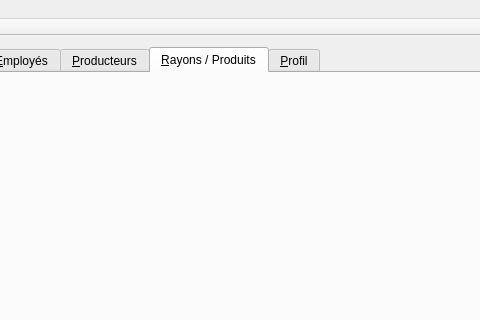
Qt form mainwindow.ui (LouisVraie/circuitsCourtsBackOffice) before a commit; both pictures show x 139 to 619 and y 0 to 320 of the 706 by 828 pixel window.
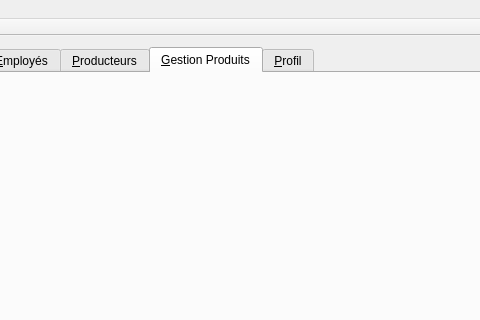
The same form after that commit. The open tabs and pages were chosen to show the change. Icons and pictures are not drawn.

Patch:
```diff
--- a/mainwindow.ui
+++ b/mainwindow.ui
@@ -749,7 +749,7 @@
          <normaloff>:/images/images/format-list-text.png</normaloff>:/images/images/format-list-text.png</iconset>
        </attribute>
        <attribute name="title">
-        <string>&amp;Rayons / Produits</string>
+        <string>&amp;Gestion Produits</string>
        </attribute>
       </widget>
       <widget class="QWidget" name="tab_profil">
```
Left out of the diff: 4 changed lines with no effect on the pictures.
